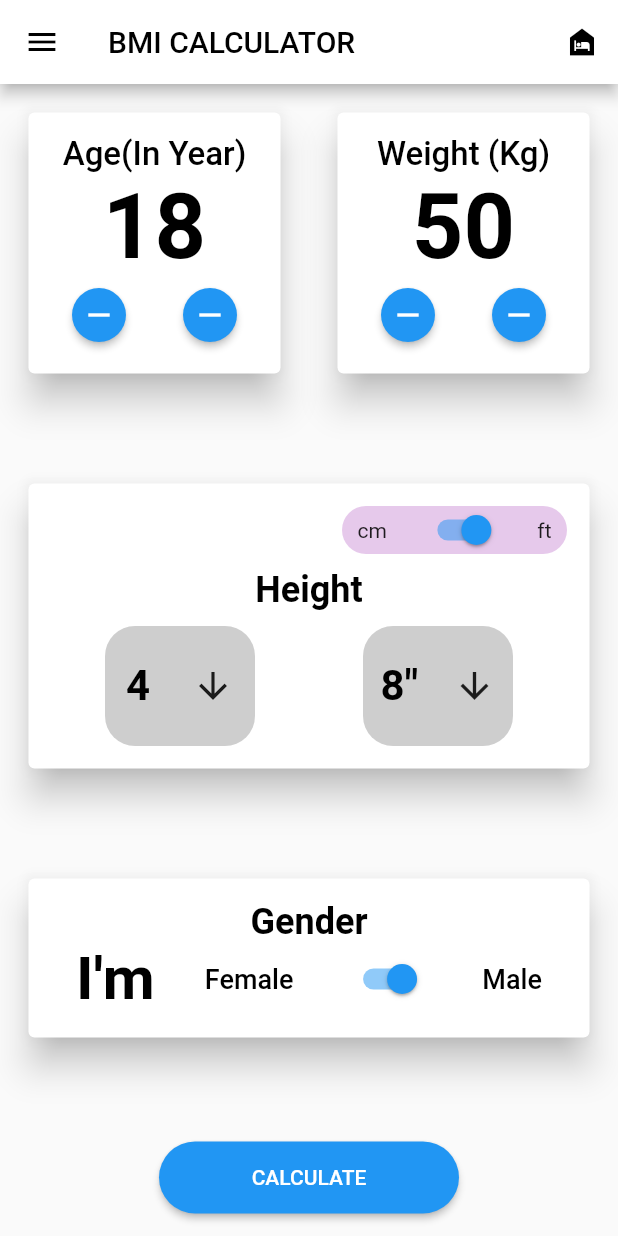
After one commit to jpmehedi/flutter-hero-batch-2, a Flutter app: the BmiScreen screen opened directly, on a phone screen of 412 x 824 dp. The commit adds this screen. Run offline on Flutter 3.47's test engine with Material 2 defaults, Android fonts, the light colour scheme and no system bars.

Commit message:
Name routing, SnackBar, Switch

```diff
--- /dev/null
+++ b/demo_project/lib/bmi_screen.dart
@@ -0,0 +1,285 @@
+import 'package:flutter/material.dart';
+
+class BmiScreen extends StatelessWidget {
+  const BmiScreen({ Key? key }) : super(key: key);
+
+  @override
+  Widget build(BuildContext context) {
+    return Scaffold(
+      appBar: AppBar(
+        backgroundColor: Colors.white,
+        iconTheme: IconThemeData(color: Colors.black),
+        title: Text(
+          "Bmi Calculator".toUpperCase(),
+          style: TextStyle(color: Colors.black)
+        ),
+        actions: [
+          IconButton(
+            onPressed: (){},
+            icon: Icon(Icons.night_shelter,)
+          )
+        ],
+      ),
+      drawer: Drawer(),
+      body: Padding(
+        padding: const EdgeInsets.all(15.0),
+        child: Column(
+          mainAxisAlignment: MainAxisAlignment.spaceBetween,
+          children: [
+            Row(
+              mainAxisAlignment: MainAxisAlignment.spaceBetween,
+              children: [
+                Card(
+                  elevation: 10,
+                  child: Padding(
+                    padding: const EdgeInsets.all(15.0),
+                    child: Column(
+                      children: [
+                        Text("Age(In Year)",
+                          style: TextStyle(
+                            color: Colors.black,
+                            fontSize: 22,
+                            fontWeight: FontWeight.w500
+                          ),
+                        ),
+                        Text(
+                          "18",
+                          style: TextStyle(
+                            color: Colors.black,
+                            fontSize: 60,
+                            fontWeight: FontWeight.w700
+                          ),
+                        ),
+                        Row(
+                          mainAxisAlignment: MainAxisAlignment.spaceBetween,
+                          children: [
+                            ElevatedButton(
+                              onPressed: (){},
+                              style: ElevatedButton.styleFrom(
+                                shape: CircleBorder()
+                              ),
+                              child: Icon(Icons.remove)
+                            ),
+                            SizedBox(width: 10,),
+                            ElevatedButton(
+                              onPressed: (){},
+                              style: ElevatedButton.styleFrom(
+                                shape: CircleBorder()
+                              ),
+                              child: Icon(Icons.remove)
+                            )
+                          ],
+                        )
+                      ],
+                    ),
+                  ),
+                ),
+                Card(
+                  elevation: 10,
+                  child: Padding(
+                    padding: const EdgeInsets.all(15.0),
+                    child: Column(
+                      children: [
+                        Text(
+                        "Weight (Kg)",
+                         style: TextStyle(
+                            color: Colors.black,
+                            fontSize: 22,
+                            fontWeight: FontWeight.w500
+                          ),
+                        ),
+                        Text(
+                          "50",
+                           style: TextStyle(
+                            color: Colors.black,
+                            fontSize: 60,
+                            fontWeight: FontWeight.w700
+                          ),
+                        ),
+                        Row(
+                          children: [
+                            ElevatedButton(
+                              onPressed: (){},
+                              style: ElevatedButton.styleFrom(
+                                shape: CircleBorder()
+                              ),
+                              child: Icon(Icons.remove)
+                            ),
+                            SizedBox(width: 10,),
+                            ElevatedButton(
+                              onPressed: (){},
+                              style: ElevatedButton.styleFrom(
+                                shape: CircleBorder()
+                              ),
+                              child: Icon(Icons.remove)
+                            )
+                          ],
+                        )
+                      ],
+                    ),
+                  ),
+                )
+              ],
+            ),
+
+            Card(
+              elevation: 10,
+              child: Container(
+                padding:  EdgeInsets.all(15.0),
+                height: 190,
+                child: Column(
+                  mainAxisAlignment: MainAxisAlignment.spaceBetween,
+                  children: [
+                    Row(
+                      mainAxisAlignment: MainAxisAlignment.end,
+                      children: [
+                        Container(
+                          width: 150,
+                          height: 32,
+                          decoration: BoxDecoration(
+                            color: Colors.purple.withOpacity(0.25),
+                            borderRadius: BorderRadius.circular(16)
+                          ),
+                          child: Row(
+                            mainAxisAlignment: MainAxisAlignment.spaceAround,
+                            children: [
+                              Text("cm"),
+                              Switch(
+                                value: true,
+                                onChanged: (value){}
+                              ),
+                              Text("ft"),
+                            ],
+                          ),
+                        ),
+                      ],
+                    ),
+                    Text(
+                      "Height",
+                      style: TextStyle(
+                        fontSize: 24,
+                        fontWeight: FontWeight.w700,
+                        color: Colors.black
+                      ),
+                    ),
+                    Row(
+                      mainAxisAlignment: MainAxisAlignment.spaceAround,
+                      children: [
+                        Container(
+                          height: 80,
+                          width: 100,
+                          decoration: BoxDecoration(
+                            color: Colors.grey.withOpacity(0.50),
+                            borderRadius: BorderRadius.circular(20)
+                          ),
+                          child: Row(
+                            mainAxisAlignment: MainAxisAlignment.spaceAround,
+                            children: [
+                              Text(
+                                "4",
+                                style: TextStyle(
+                                  color: Colors.black,
+                                  fontSize: 28,
+                                  fontWeight: FontWeight.w700
+                                ),
+                              ),
+                              Icon(Icons.arrow_downward, size: 28,),
+                            ],
+                          ),
+                        ),
+                        Container(
+                          height: 80,
+                          width: 100,
+                          decoration: BoxDecoration(
+                            color: Colors.grey.withOpacity(0.50),
+                            borderRadius: BorderRadius.circular(20)
+                          ),
+                          child: Row(
+                            mainAxisAlignment: MainAxisAlignment.spaceAround,
+                            children: [
+                              Text(
+                                "8\"",                                style: TextStyle(
+                                  color: Colors.black,
+                                  fontSize: 28,
+                                  fontWeight: FontWeight.w700
+                                ),
+                              ),
+                              Icon(Icons.arrow_downward, size: 28,),
+                            ],
+                          ),
+                        )
+                      ],
+                    )
+                  ],
+                ),
+              ),
+            ),
+
+            Card(
+              elevation: 10,
+              child: Padding(
+                padding: const EdgeInsets.all(15.0),
+                child: Column(
+                  children: [
+                    Text(
+                      "Gender",
+                      style: TextStyle(
+                        fontSize: 24,
+                        fontWeight: FontWeight.w700,
+                        color: Colors.black
+                      )
+                    ),
+                    Row(
+                      mainAxisAlignment: MainAxisAlignment.spaceAround,
+                      children: [
+                        Text(
+                          "I'm",
+                          style: TextStyle(
+                              fontSize: 40,
+                              fontWeight: FontWeight.w700,
+                              color: Colors.black
+                          )
+                        ),
+                        Text(
+                          "Female",
+                          style: TextStyle(
+                            fontSize: 18,
+                            fontWeight: FontWeight.w500,
+                            color: Colors.black
+                          )
+                        ),
+                          Switch(
+                          value: true,
+                          onChanged: (value){}
+                        ),
+                        Text(
+                          "Male",
+                           style: TextStyle(
+                            fontSize: 18,
+                            fontWeight: FontWeight.w500,
+                            color: Colors.black
+                          )
+                        )
+
+                      ],
+                    )
+                  ],
+                ),
+              ),
+            ),
+            ElevatedButton(
+              onPressed: (){},
+              style: ElevatedButton.styleFrom(
+                shape: RoundedRectangleBorder(
+                  borderRadius: BorderRadius.circular(24)
+                ),
+                minimumSize: Size(200, 48)
+              ),
+              child: Text('Calculate'.toUpperCase())
+            )
+          ],
+        ),
+      ),
+    );
+  }
+}
--- a/demo_project/lib/main.dart
+++ b/demo_project/lib/main.dart
@@ -1,5 +1,7 @@
 
-import 'package:demo_project/textfield_screen.dart';
+import 'package:demo_project/screen_one.dart';
+import 'package:demo_project/screen_three.dart';
+import 'package:demo_project/screen_two.dart';
 import 'package:flutter/material.dart';
 
 void main(){
@@ -11,7 +13,13 @@ void main(){
         // fontFamily: "Lobster",
         textTheme: TextTheme()
       ),
-      home: TextFieldScreen(),
+      // home: ScreenOne(),
+      initialRoute: ScreenOne.path,
+      routes: {
+        ScreenOne.path : (context)=> ScreenOne(),
+        ScreenTwo.path : (context)=> ScreenTwo(),
+        ScreenThree.path : (context)=> ScreenThree(),
+      },
     )
   );
 }
--- a/demo_project/lib/screen_one.dart
+++ b/demo_project/lib/screen_one.dart
@@ -1,10 +1,20 @@
 import 'package:demo_project/screen_two.dart';
 import 'package:flutter/material.dart';
 
-class ScreenOne extends StatelessWidget {
-  const ScreenOne({ Key? key }) : super(key: key);
+class ScreenOne extends StatefulWidget {
+  static const String path = "ScreenOne";
+
+  @override
+  _ScreenOneState createState() => _ScreenOneState();
+}
+
+class _ScreenOneState extends State<ScreenOne> {
   final String name = "Mehedi Hasan";
+
   final int age = 28;
+
+  bool isSelected = false;
+
   @override
   Widget build(BuildContext context) {
     return Scaffold(
@@ -17,10 +27,62 @@ class ScreenOne extends StatelessWidget {
             ElevatedButton(
               onPressed: (){
                 // Navigator.push(context, MaterialPageRoute(builder: (context)=> ScreenTwo()));
-                Route route = MaterialPageRoute(builder: (context)=> ScreenTwo(age: age, name: name));
-                Navigator.push(context, route);
+                // Route route = MaterialPageRoute(builder: (context)=> ScreenTwo(age: age, name: name));
+                // Navigator.push(context, route);
+
+                // Navigator.pushNamed(context, ScreenTwo.path, arguments: [name, age]);
+                Navigator.pushNamed(context, ScreenTwo.path, arguments: {"name": name, "age": age});
+
+                ScaffoldMessenger.of(context).showSnackBar(
+                  SnackBar(
+                    duration: Duration(seconds: 10),
+                    backgroundColor: Colors.green,
+                    shape: RoundedRectangleBorder(
+                      borderRadius: BorderRadius.circular(20)
+                    ),
+                    content: Text("Button was clicked!"),
+                    action: SnackBarAction(
+                      label: "Yes",
+                      onPressed: (){}
+                    ),
+                  )
+                );
               },
               child: Text("Screen One")
+            ),
+
+
+            SizedBox(height: 20,),
+
+            Transform.scale(
+              scale: 3,
+              child: Switch(
+                value: isSelected,
+                onChanged: (value){
+
+                  // isSelected == false ?
+                  //   setState(() {
+                  //     isSelected = true;
+                  //   }) : setState(() {
+                  //     isSelected = false;
+                  //   });
+
+
+                  if(isSelected == false) {
+                    setState(() {
+                      isSelected = true;
+                    });
+                  }else {
+                    setState(() {
+                      isSelected = false;
+                    });
+                  }
+                },
+                activeColor: Colors.orange,
+                activeTrackColor: Colors.pink,
+                inactiveThumbColor: Colors.red,
+                inactiveTrackColor: Colors.green,
+              ),
             )
           ],
         ),
--- a/demo_project/lib/screen_three.dart
+++ b/demo_project/lib/screen_three.dart
@@ -1,6 +1,7 @@
 import 'package:flutter/material.dart';
 
 class ScreenThree extends StatelessWidget {
+   static const String path = "ScreenThree";
   const ScreenThree({ Key? key }) : super(key: key);
 
   @override
--- a/demo_project/lib/screen_two.dart
+++ b/demo_project/lib/screen_two.dart
@@ -1,13 +1,13 @@
-import 'package:demo_project/profile.dart';
+import 'package:demo_project/screen_three.dart';
 import 'package:flutter/material.dart';
 
 class ScreenTwo extends StatelessWidget {
-  final String? name;
-  final int? age;
-  const ScreenTwo({this.name, this.age});
+ static const String path = "ScreenTwo";
 
   @override
   Widget build(BuildContext context) {
+    final Map data = ModalRoute.of(context)!.settings.arguments as Map;
+    print("Data: $data");
     return Scaffold(
       backgroundColor: Colors.orange,
       appBar: AppBar(
@@ -18,15 +18,15 @@ class ScreenTwo extends StatelessWidget {
         child: Column(
           mainAxisAlignment: MainAxisAlignment.center,
           children: [
-            Text(name!),
-            Text(age.toString()),
+            Text(data["name"]),
+            Text(data["age"].toString()),
             SizedBox(
               height: 20,
             ),
             ElevatedButton(
               onPressed: (){
-                Route route = MaterialPageRoute(builder: (context)=> ProfileScreen());
-                Navigator.push(context, route);
+
+                Navigator.pushNamed(context, ScreenThree.path);
               },
               child: Text("Screen Two")
             ),
```
